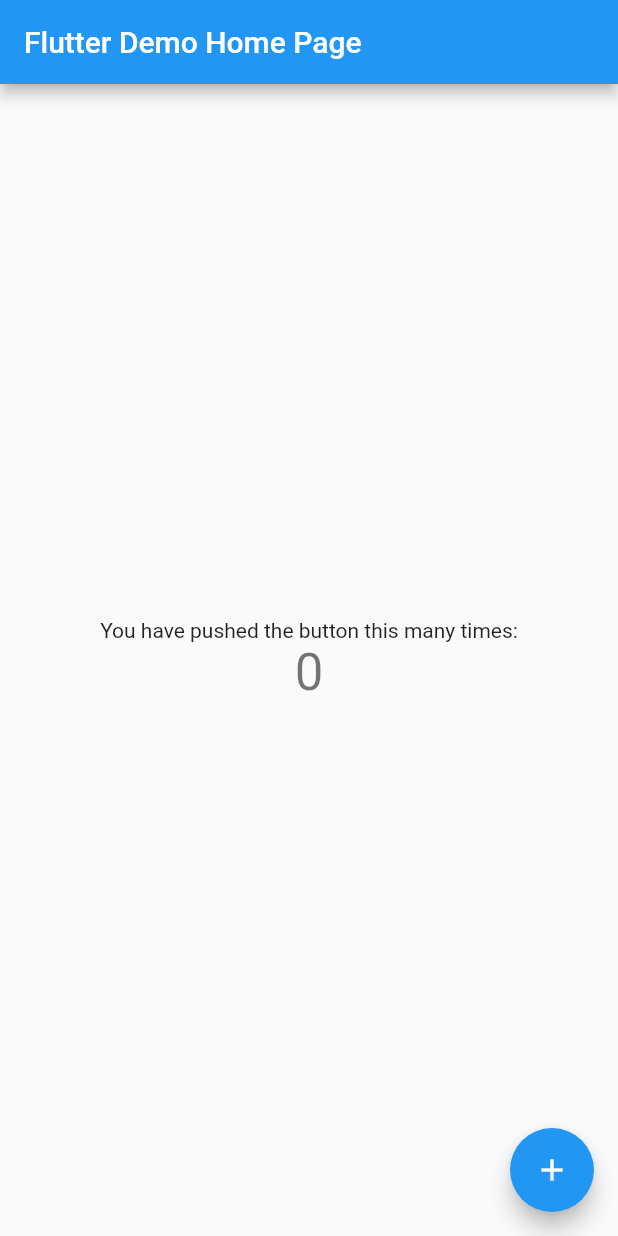
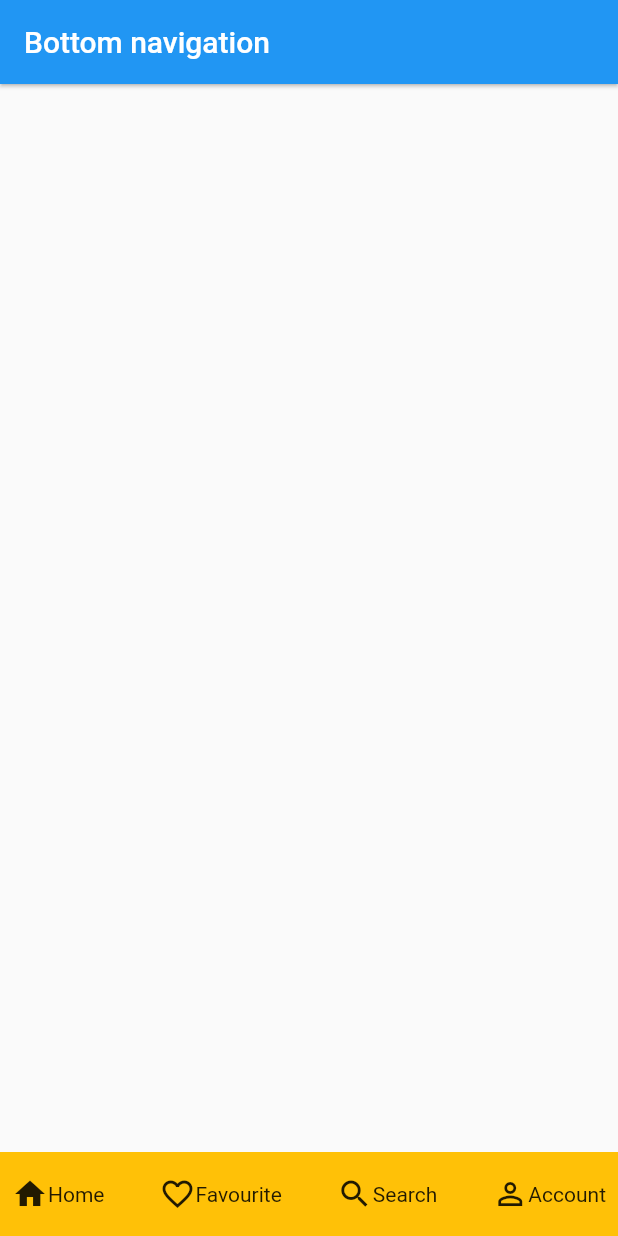
Before and after one commit to steve-mir/bottom_navigation, a Flutter app: the screen it shows after launch, on a phone screen of 412 x 824 dp. Run offline on Flutter 3.47's test engine with Material 2 defaults, Android fonts, the phone set to English and light mode, and no system bars.

Commit message:
Added icons and text

```diff
--- /dev/null
+++ b/lib/bottomnavbar.dart
@@ -0,0 +1,45 @@
+import 'package:flutter/material.dart';
+
+class BottomNavBar extends StatefulWidget {
+  const BottomNavBar({Key? key}) : super(key: key);
+
+  @override
+  _BottomNavBarState createState() => _BottomNavBarState();
+}
+
+class _BottomNavBarState extends State<BottomNavBar> {
+  int index = 0;
+
+  List<NavigationItem> items = [
+    NavigationItem(Icon(Icons.home), Text("Home")),
+    NavigationItem(Icon(Icons.favorite_border), Text("Favourite")),
+    NavigationItem(Icon(Icons.search), Text("Search")),
+    NavigationItem(Icon(Icons.person_outline), Text("Account"))
+  ];
+
+  Widget _buildItem(NavigationItem item, bool isSelected) {
+    return Row(
+      children: [item.icon, item.text],
+    );
+  }
+
+  @override
+  Widget build(BuildContext context) {
+    return Container(
+      padding: EdgeInsets.only(left: 8, right: 8),
+      color: Colors.amber,
+      width: MediaQuery.of(context).size.width,
+      height: 56,
+      child: Row(
+          mainAxisAlignment: MainAxisAlignment.spaceBetween,
+          children: items.map((e) => _buildItem(e, false)).toList()),
+    );
+  }
+}
+
+class NavigationItem {
+  final Icon icon;
+  final Text text;
+
+  NavigationItem(this.icon, this.text);
+}
--- /dev/null
+++ b/lib/homepage.dart
@@ -0,0 +1,23 @@
+import 'package:bottom_navigation/bottomnavbar.dart';
+import 'package:flutter/material.dart';
+
+class Homepage extends StatefulWidget {
+  const Homepage({Key? key}) : super(key: key);
+
+  @override
+  _HomepageState createState() => _HomepageState();
+}
+
+class _HomepageState extends State<Homepage> {
+  @override
+  Widget build(BuildContext context) {
+    return Scaffold(
+      appBar: AppBar(
+        elevation: 1,
+        title: Text("Bottom navigation"),
+        backgroundColor: Colors.blue,
+      ),
+      bottomNavigationBar: BottomNavBar(),
+    );
+  }
+}
--- a/lib/main.dart
+++ b/lib/main.dart
@@ -1,3 +1,4 @@
+import 'package:bottom_navigation/homepage.dart';
 import 'package:flutter/material.dart';
 
 void main() {
@@ -11,105 +12,9 @@ class MyApp extends StatelessWidget {
   @override
   Widget build(BuildContext context) {
     return MaterialApp(
-      title: 'Flutter Demo',
-      theme: ThemeData(
-        // This is the theme of your application.
-        //
-        // Try running your application with "flutter run". You'll see the
-        // application has a blue toolbar. Then, without quitting the app, try
-        // changing the primarySwatch below to Colors.green and then invoke
-        // "hot reload" (press "r" in the console where you ran "flutter run",
-        // or simply save your changes to "hot reload" in a Flutter IDE).
-        // Notice that the counter didn't reset back to zero; the application
-        // is not restarted.
-        primarySwatch: Colors.blue,
-      ),
-      home: const MyHomePage(title: 'Flutter Demo Home Page'),
+      title: 'Bottom Navigation',
+      debugShowCheckedModeBanner: false,
+      home: Homepage(),
     );
   }
 }
-
-class MyHomePage extends StatefulWidget {
-  const MyHomePage({Key? key, required this.title}) : super(key: key);
-
-  // This widget is the home page of your application. It is stateful, meaning
-  // that it has a State object (defined below) that contains fields that affect
-  // how it looks.
-
-  // This class is the configuration for the state. It holds the values (in this
-  // case the title) provided by the parent (in this case the App widget) and
-  // used by the build method of the State. Fields in a Widget subclass are
-  // always marked "final".
-
-  final String title;
-
-  @override
-  State<MyHomePage> createState() => _MyHomePageState();
-}
-
-class _MyHomePageState extends State<MyHomePage> {
-  int _counter = 0;
-
-  void _incrementCounter() {
-    setState(() {
-      // This call to setState tells the Flutter framework that something has
-      // changed in this State, which causes it to rerun the build method below
-      // so that the display can reflect the updated values. If we changed
-      // _counter without calling setState(), then the build method would not be
-      // called again, and so nothing would appear to happen.
-      _counter++;
-    });
-  }
-
-  @override
-  Widget build(BuildContext context) {
-    // This method is rerun every time setState is called, for instance as done
-    // by the _incrementCounter method above.
-    //
-    // The Flutter framework has been optimized to make rerunning build methods
-    // fast, so that you can just rebuild anything that needs updating rather
-    // than having to individually change instances of widgets.
-    return Scaffold(
-      appBar: AppBar(
-        // Here we take the value from the MyHomePage object that was created by
-        // the App.build method, and use it to set our appbar title.
-        title: Text(widget.title),
-      ),
-      body: Center(
-        // Center is a layout widget. It takes a single child and positions it
-        // in the middle of the parent.
-        child: Column(
-          // Column is also a layout widget. It takes a list of children and
-          // arranges them vertically. By default, it sizes itself to fit its
-          // children horizontally, and tries to be as tall as its parent.
-          //
-          // Invoke "debug painting" (press "p" in the console, choose the
-          // "Toggle Debug Paint" action from the Flutter Inspector in Android
-          // Studio, or the "Toggle Debug Paint" command in Visual Studio Code)
-          // to see the wireframe for each widget.
-          //
-          // Column has various properties to control how it sizes itself and
-          // how it positions its children. Here we use mainAxisAlignment to
-          // center the children vertically; the main axis here is the vertical
-          // axis because Columns are vertical (the cross axis would be
-          // horizontal).
-          mainAxisAlignment: MainAxisAlignment.center,
-          children: <Widget>[
-            const Text(
-              'You have pushed the button this many times:',
-            ),
-            Text(
-              '$_counter',
-              style: Theme.of(context).textTheme.headline4,
-            ),
-          ],
-        ),
-      ),
-      floatingActionButton: FloatingActionButton(
-        onPressed: _incrementCounter,
-        tooltip: 'Increment',
-        child: const Icon(Icons.add),
-      ), // This trailing comma makes auto-formatting nicer for build methods.
-    );
-  }
-}
```
